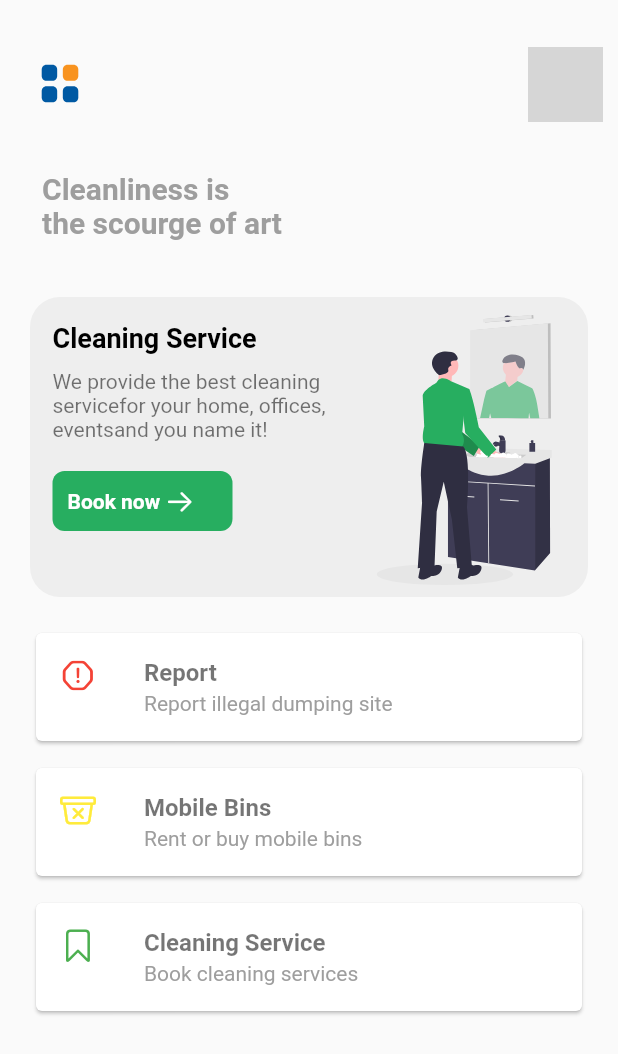
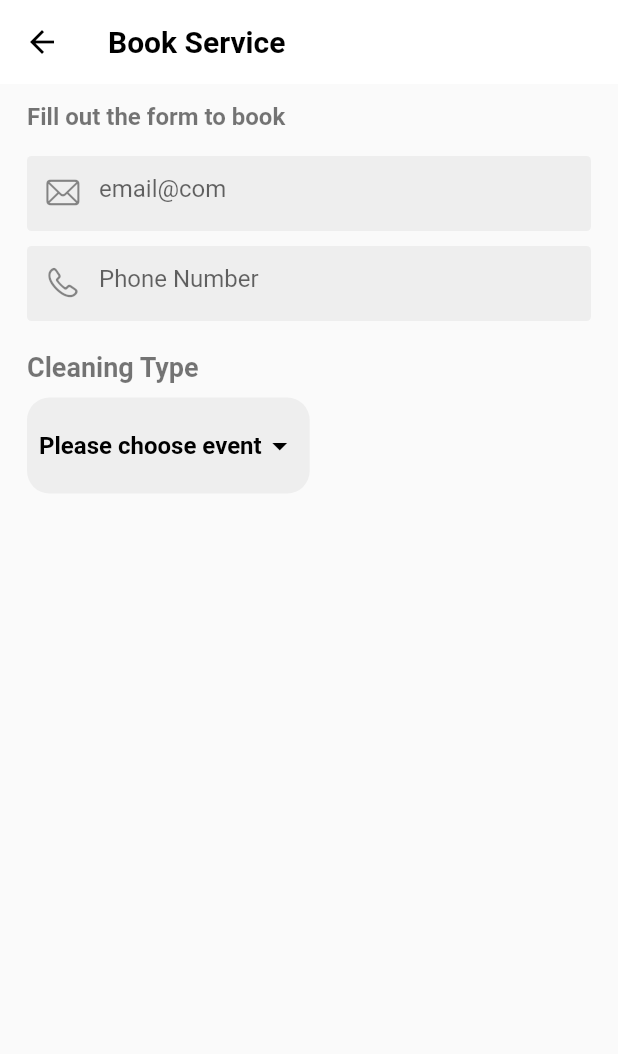
Before and after one commit to ansahkelvin/waste-ninja, a Flutter app: the screen it shows once a user with an empty profile is signed in, after a tap on "Cleaning Service", on a phone screen of 412 x 824 dp. Shown: the top 1054 px of the screen. Run offline on Flutter 3.47's test engine with Material 2 defaults, Android fonts, the phone set to English and light mode, and no system bars; our stand-ins replace cloud_firestore, firebase_auth, firebase_core, flutter_svg, geolocator, google_maps_flutter and 2 more; accounts and stored records are empty; network calls fail; grey boxes are pictures that could not be loaded.

Commit message:
dropdown implemented in the cleaning type

```diff
--- a/lib/helper/helperMethods.dart
+++ b/lib/helper/helperMethods.dart
@@ -13,8 +13,11 @@ class HelperMethods {
     final cameraImage =
         await ImagePicker().pickImage(source: ImageSource.gallery);
 
-    File image = File(cameraImage!.path);
-    return image;
+    if (cameraImage != null) {
+      File image = File(cameraImage.path);
+
+      return image;
+    }
   }
 
   static Future<String> getPlaceAddress(
--- /dev/null
+++ b/lib/screen/book_cleaning.dart
@@ -0,0 +1,182 @@
+import 'dart:io';
+
+import 'package:flutter/cupertino.dart';
+import 'package:flutter/material.dart';
+import 'package:wasteninja/helper/color.dart';
+import 'package:wasteninja/helper/color.dart';
+
+class BookCleaningService extends StatefulWidget {
+  const BookCleaningService({Key? key}) : super(key: key);
+
+  @override
+  _BookCleaningServiceState createState() => _BookCleaningServiceState();
+}
+
+class _BookCleaningServiceState extends State<BookCleaningService> {
+  late DateTime selectedDate;
+  bool selectedType = false;
+  String? dropDownValue;
+
+  @override
+  Widget build(BuildContext context) {
+    return Scaffold(
+      appBar: AppBar(
+        backgroundColor: Colors.white,
+        elevation: 0,
+        iconTheme: IconThemeData(
+          color: Colors.black,
+        ),
+        automaticallyImplyLeading: true,
+        actionsIconTheme: IconThemeData(
+          color: Colors.black,
+        ),
+        title: Text(
+          "Book Service",
+          style: TextStyle(
+            color: Colors.black,
+            fontWeight: FontWeight.bold,
+          ),
+        ),
+      ),
+      body: SingleChildScrollView(
+        child: Padding(
+          padding: const EdgeInsets.symmetric(horizontal: 18.0, vertical: 12),
+          child: Column(
+            crossAxisAlignment: CrossAxisAlignment.start,
+            children: [
+              Text(
+                "Fill out the form to book",
+                style: TextStyle(
+                  color: Colors.black54,
+                  fontWeight: FontWeight.bold,
+                  fontSize: 16,
+                ),
+              ),
+              SizedBox(
+                height: 17,
+              ),
+              Container(
+                height: 50,
+                decoration: BoxDecoration(
+                  color: Colors.grey[200],
+                  borderRadius: BorderRadius.circular(3),
+                ),
+                child: TextFormField(
+                  //controller: infoController,
+                  textInputAction: TextInputAction.done,
+                  decoration: InputDecoration(
+                    prefixIcon: Icon(
+                      CupertinoIcons.mail,
+                    ),
+                    focusColor: kprimaryDeep,
+                    border: InputBorder.none,
+                    hintText: "email@com",
+                  ),
+                ),
+              ),
+              SizedBox(
+                height: 10,
+              ),
+              Container(
+                //padding: EdgeInsets.only(bottom: 10, left: 12, top: 12),
+                height: 50,
+                decoration: BoxDecoration(
+                  color: Colors.grey[200],
+                  borderRadius: BorderRadius.circular(3),
+                ),
+                child: TextFormField(
+                  textInputAction: TextInputAction.done,
+                  decoration: InputDecoration(
+                    prefixIcon: Icon(
+                      CupertinoIcons.phone,
+                    ),
+                    focusColor: kprimaryDeep,
+                    border: InputBorder.none,
+                    hintText: "Phone Number",
+                  ),
+                ),
+              ),
+              SizedBox(
+                height: 20,
+              ),
+              Container(
+                height: 100,
+                width: double.infinity,
+                child: Column(
+                  crossAxisAlignment: CrossAxisAlignment.start,
+                  children: [
+                    Text(
+                      "Cleaning Type",
+                      style: TextStyle(
+                        fontWeight: FontWeight.bold,
+                        color: Colors.black54,
+                        fontSize: 18,
+                      ),
+                    ),
+                    SizedBox(
+                      height: 10,
+                    ),
+                    Container(
+                      padding: EdgeInsets.all(8),
+                      decoration: BoxDecoration(
+                          color: Colors.grey[200],
+                          borderRadius: BorderRadius.circular(15)),
+                      child: DropdownButton<String>(
+                        iconEnabledColor: Colors.black,
+                        underline: Container(),
+                        style: TextStyle(
+                          color: Colors.black54,
+                        ),
+                        elevation: 0,
+                        value: dropDownValue,
+                        onChanged: (value) {
+                          setState(() {
+                            dropDownValue = value;
+                          });
+                        },
+                        items: <String>[
+                          'Event Service',
+                          'Home Service',
+                          'Office Service',
+                        ].map<DropdownMenuItem<String>>((String value) {
+                          return DropdownMenuItem<String>(
+                            value: value,
+                            child: Text(value),
+                          );
+                        }).toList(),
+                        hint: Text(
+                          "Please choose event",
+                          style: TextStyle(
+                            color: Colors.black,
+                            fontSize: 16,
+                            fontWeight: FontWeight.w600,
+                          ),
+                        ),
+                      ),
+                    )
+                  ],
+                ),
+              ),
+              Platform.isIOS
+                  ? Container(
+                      height: 200,
+                      width: double.infinity,
+                      child: CupertinoDatePicker(
+                        minimumDate: DateTime.now(),
+                        onDateTimeChanged: (time) {
+                          setState(() {
+                            selectedDate = time;
+                          });
+                          print(selectedDate);
+                          if (time.day > DateTime.now().day) {}
+                        },
+                      ),
+                    )
+                  : Container()
+            ],
+          ),
+        ),
+      ),
+    );
+  }
+}
--- a/lib/screen/homePage.dart
+++ b/lib/screen/homePage.dart
@@ -7,6 +7,7 @@ import 'package:provider/provider.dart';
 import 'package:wasteninja/helper/color.dart';
 import 'package:wasteninja/helper/helperMethods.dart';
 import 'package:wasteninja/provider/provider.dart';
+import 'package:wasteninja/screen/book_cleaning.dart';
 import 'package:wasteninja/screen/drawer.dart';
 import 'package:wasteninja/screen/report.dart';
 import 'package:wasteninja/screen/user_account.dart';
@@ -173,7 +174,14 @@ class _HomePageState extends State<HomePage> {
                         SizedBox(
                           height: 20,
                         ),
-                        Container(
+                        GestureDetector(
+                          onTap: () => Navigator.push(
+                            context,
+                            MaterialPageRoute(
+                              builder: (context) => BookCleaningService(),
+                            ),
+                          ),
+                          child: Container(
                             height: 40,
                             width: 120,
                             decoration: BoxDecoration(
@@ -204,6 +212,7 @@ class _HomePageState extends State<HomePage> {
                                     size: 20,
                                   ),
                                 ],
+                              ),
                             ),
                           ),
                         )
@@ -250,7 +259,12 @@ class _HomePageState extends State<HomePage> {
           CustomCard(
             text: "Cleaning Service",
             subText: "Book cleaning services ",
-            callback: () {},
+            callback: () => Navigator.push(
+              context,
+              MaterialPageRoute(
+                builder: (context) => BookCleaningService(),
+              ),
+            ),
             iconColor: Colors.green,
             icon: CupertinoIcons.bookmark,
           ),
--- a/lib/screen/report.dart
+++ b/lib/screen/report.dart
@@ -121,11 +121,12 @@ class _ReportDumpingState extends State<ReportDumping> {
                     ListTile(
                       leading: Icon(
                         CupertinoIcons.location,
+                        color: kprimaryDeep,
                       ),
                       title: Text(
                         provider.placeAddress.toString(),
                         style: TextStyle(
-                          color: Colors.grey,
+                          color: Colors.green,
                         ),
                       ),
                     ),
--- /dev/null
+++ b/lib/widget/checkboxList.dart
@@ -0,0 +1,20 @@
+import 'package:flutter/material.dart';
+
+class CheckBoxList extends StatelessWidget {
+  const CheckBoxList({Key? key, required this.onSelect}) : super(key: key);
+  final Function onSelect;
+  final bool onValue = false;
+
+  @override
+  Widget build(BuildContext context) {
+    return Row(
+      children: [
+        Checkbox(
+          onChanged: (value) {},
+          value: onValue,
+        ),
+
+      ],
+    );
+  }
+}
```
Also changed, not shown: 1 other file. Lines whose indentation alone changed are shown as unchanged.
